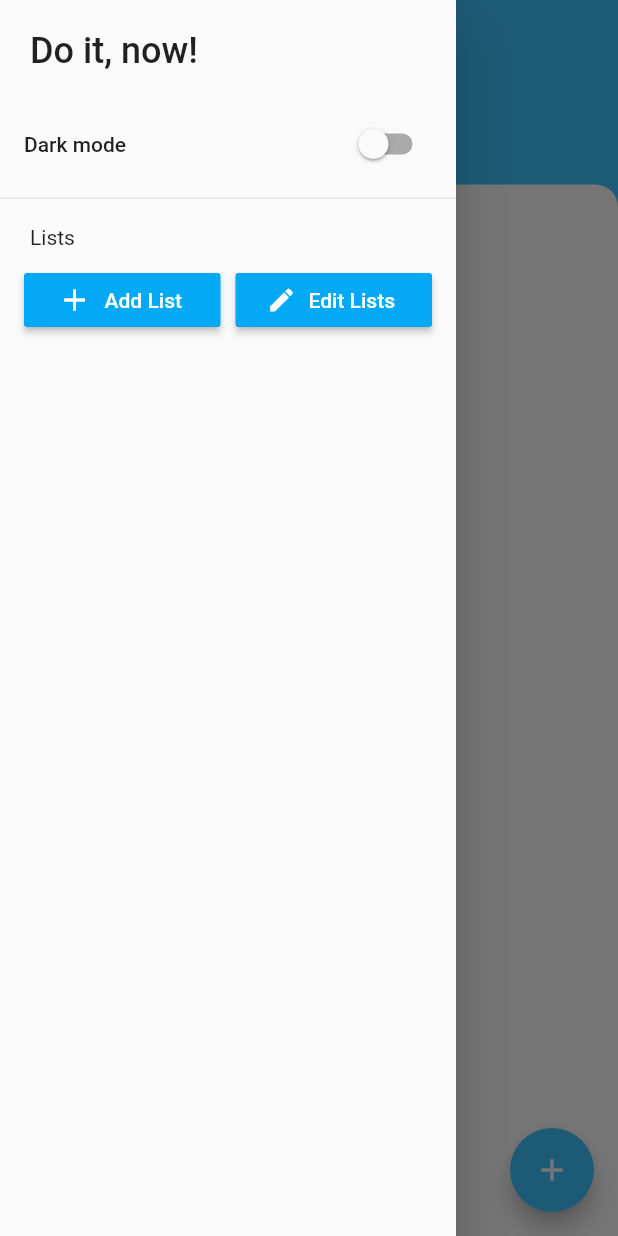
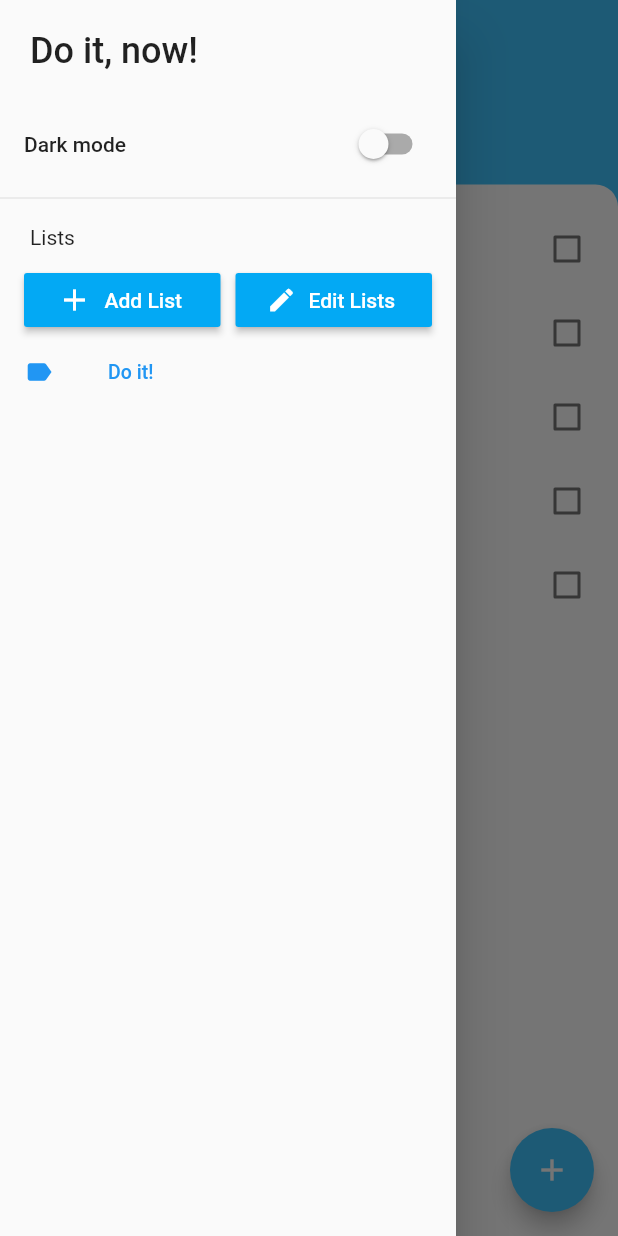
Before and after one commit to lucashilles/todoey, a Flutter app: the screen it shows after launch, after a tap on the "list" icon, on a phone screen of 412 x 824 dp. Run offline on Flutter 3.47's test engine with Material 2 defaults, Android fonts, the phone set to English and light mode, and no system bars; our stand-ins replace sqflite, synchronized; accounts and stored records are empty.

Commit message:
Fix for the db access bug.

```diff
--- a/lib/utils/database_helper.dart
+++ b/lib/utils/database_helper.dart
@@ -1,10 +1,12 @@
 import 'package:path/path.dart';
 import 'package:sqflite/sqflite.dart';
 import 'package:todoey/models/task.dart';
+import 'package:synchronized/synchronized.dart';
 
 class DatabaseHelper {
   static DatabaseHelper _databaseHelper;
   static Database _database;
+  final _lock = Lock();
 
   DatabaseHelper._createInstance();
 
@@ -15,9 +17,56 @@ class DatabaseHelper {
     return _databaseHelper;
   }
 
-  Future<Database> get database async {
+  Future<Database> getDb() async {
     if (_database == null) {
-      _database = await initializeDatabase();
+      String databasesPath = await getDatabasesPath();
+
+      String path = join(databasesPath, 'strategic_core.db');
+
+      await _lock.synchronized(() async {
+        _database ??= await openDatabase(
+          path,
+          version: 1,
+          onCreate: (db, version) async {
+            Batch batch = db.batch();
+
+            batch.execute(
+                'CREATE TABLE tasks(taskid INTEGER PRIMARY KEY ASC AUTOINCREMENT, description TEXT, isdone INTEGER, tasklistid INTEGER)');
+            batch.execute(
+                'CREATE TABLE tasklists(tasklistid INTEGER PRIMARY KEY ASC AUTOINCREMENT, name TEXT)');
+            batch.insert('tasklists', {
+              'name': 'Do it!',
+            });
+            batch.insert('tasks', {
+              'description': 'Abra o menu no circulo branco',
+              'isdone': 0,
+              'tasklistid': 1
+            });
+            batch.insert('tasks', {
+              'description': 'Adicione uma nota no +',
+              'isdone': 0,
+              'tasklistid': 1
+            });
+            batch.insert('tasks', {
+              'description': 'Me deslize para me apagar',
+              'isdone': 0,
+              'tasklistid': 1
+            });
+            batch.insert('tasks', {
+              'description': 'Tarefa finalizada',
+              'isdone': 0,
+              'tasklistid': 1
+            });
+            batch.insert('tasks', {
+              'description': 'Você pode criar várias listas de notas',
+              'isdone': 0,
+              'tasklistid': 1
+            });
+
+            await batch.commit();
+          },
+        );
+      });
     }
     return _database;
   }
@@ -44,7 +93,7 @@ class DatabaseHelper {
   }
 
   Future<void> initializeTables() async {
-    Database db = await this.database;
+    Database db = await getDb();
     Batch batch = db.batch();
     batch.insert('tasklists', {
       'name': 'Do it!',
@@ -75,7 +124,7 @@ class DatabaseHelper {
   }
 
   Future<int> insertTask(Task task, int taskList) async {
-    Database db = await this.database;
+    Database db = await getDb();
     int id;
     List<Map<String, dynamic>> maps = await db.query('SQLITE_SEQUENCE',
         columns: ['seq'], where: 'name = ?', whereArgs: ['tasks']);
@@ -89,7 +138,7 @@ class DatabaseHelper {
   }
 
   Future<int> insertTaskList(String taskList) async {
-    Database db = await this.database;
+    Database db = await getDb();
     int id;
     List<Map<String, dynamic>> maps = await db.query('SQLITE_SEQUENCE',
         columns: ['seq'], where: 'name = ?', whereArgs: ['tasklists']);
@@ -99,35 +148,35 @@ class DatabaseHelper {
   }
 
   Future<List<Map<String, dynamic>>> getTaskLists() async {
-    Database db = await this.database;
+    Database db = await getDb();
     return db.query('tasklists');
   }
 
   Future<List<Map<String, dynamic>>> getTasks(int taskListID) async {
-    Database db = await this.database;
+    Database db = await getDb();
     return await db
         .query('tasks', where: 'tasklistid = ?', whereArgs: [taskListID]);
   }
 
   void updateTask(int id, bool isDone) async {
-    Database db = await this.database;
+    Database db = await getDb();
     db.update('tasks', {'isdone': (isDone ? 1 : 0)},
         where: 'taskid = ?', whereArgs: [id]);
   }
 
   void updateTaskList(int id, String name) async {
-    Database db = await this.database;
+    Database db = await getDb();
     db.update('tasklists', {'name': name},
         where: 'tasklistid = ?', whereArgs: [id]);
   }
 
   void deleteTask(int id) async {
-    Database db = await this.database;
+    Database db = await getDb();
     db.delete('tasks', where: 'taskid = ?', whereArgs: [id]);
   }
 
   void deleteTaskList(int id) async {
-    Database db = await this.database;
+    Database db = await getDb();
     db.delete('tasklists', where: 'tasklistid = ?', whereArgs: [id]);
   }
 }
```
Also changed, not shown: 1 other file.
